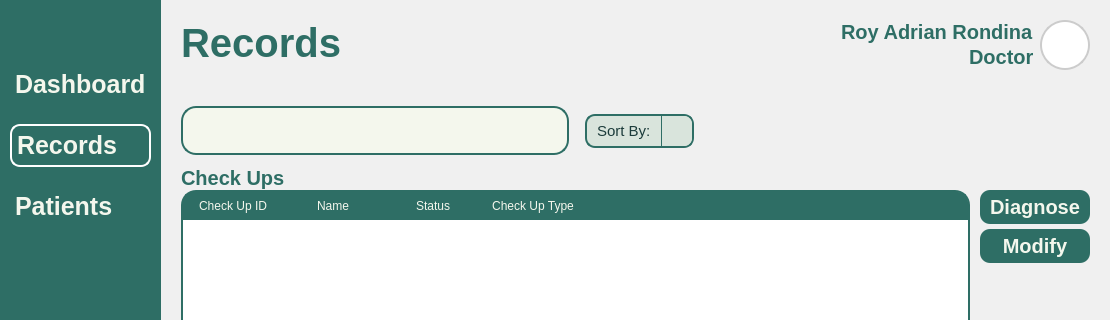
Old version of the form Views/Doctor_Records.ui in the repository VinsmokeSanji69/COVACHA_CLINIC_SYSTEM; both pictures show x 0 to 1110 and y 0 to 320 of the 1110 by 657 pixel window.
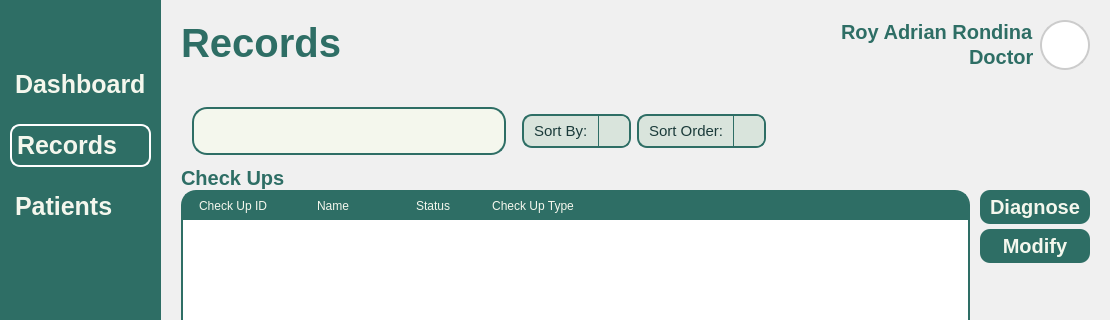
New version of the form. Icons and pictures are not drawn.

Diff of the .ui file:
```diff
--- a/Views/Doctor_Records.ui
+++ b/Views/Doctor_Records.ui
@@ -520,7 +520,16 @@
             </property>
             <layout class="QHBoxLayout" name="horizontalLayout_3">
              <property name="leftMargin">
-              <number>0</number>
+              <number>11</number>
+             </property>
+             <property name="topMargin">
+              <number>11</number>
+             </property>
+             <property name="rightMargin">
+              <number>11</number>
+             </property>
+             <property name="bottomMargin">
+              <number>11</number>
              </property>
              <item>
               <widget class="QWidget" name="SearchBar" native="true">
@@ -555,7 +564,10 @@
                  <number>5</number>
                 </property>
                 <item>
-                 <widget class="QPushButton" name="Icon">
+                 <widget class="QLineEdit" name="Search"/>
+                </item>
+                <item>
+                 <widget class="QPushButton" name="SearchButton">
                   <property name="text">
                    <string/>
                   </property>
@@ -571,9 +583,6 @@
                   </property>
                  </widget>
                 </item>
-                <item>
-                 <widget class="QLineEdit" name="Search"/>
-                </item>
                </layout>
               </widget>
              </item>
@@ -633,6 +642,46 @@
                </item>
               </widget>
              </item>
+             <item>
+              <widget class="QComboBox" name="SortOrderBox">
+               <property name="styleSheet">
+                <string notr="true">QComboBox {
+    background-color: #D9E4DC;
+    border: 2px solid #2E6E65;
+    border-radius: 10px;
+    padding: 5px 10px;
+	font: 300 12pt &quot;Lexend Light&quot;;
+}
+QComboBox::drop-down {
+    subcontrol-origin: padding;
+    subcontrol-position: top right;
+    width: 30px;
+    border-left: 1px solid #2E6E65;
+    background-color: #D9E4DC;
+    border-top-right-radius: 8px;
+    border-bottom-right-radius: 8px;
+}
+QComboBox::down-arrow {
+    image: url(:/icons/icons/chevron-down.svg);
+    width: 20px;
+    height: 20px;
+}
+QComboBox QAbstractItemView {
+    background-color: #F4F7ED;
+    selection-background-color: #CCE3D0;
+    border: 1px solid #2E6E65;
+    border-radius: 2px;
+    outline: 0;
+	font: 300 12pt &quot;Lexend Light&quot;;
+}</string>
+               </property>
+               <item>
+                <property name="text">
+                 <string>Sort Order:</string>
+                </property>
+               </item>
+              </widget>
+             </item>
              <item>
               <spacer name="horizontalSpacer">
                <property name="orientation">
```
